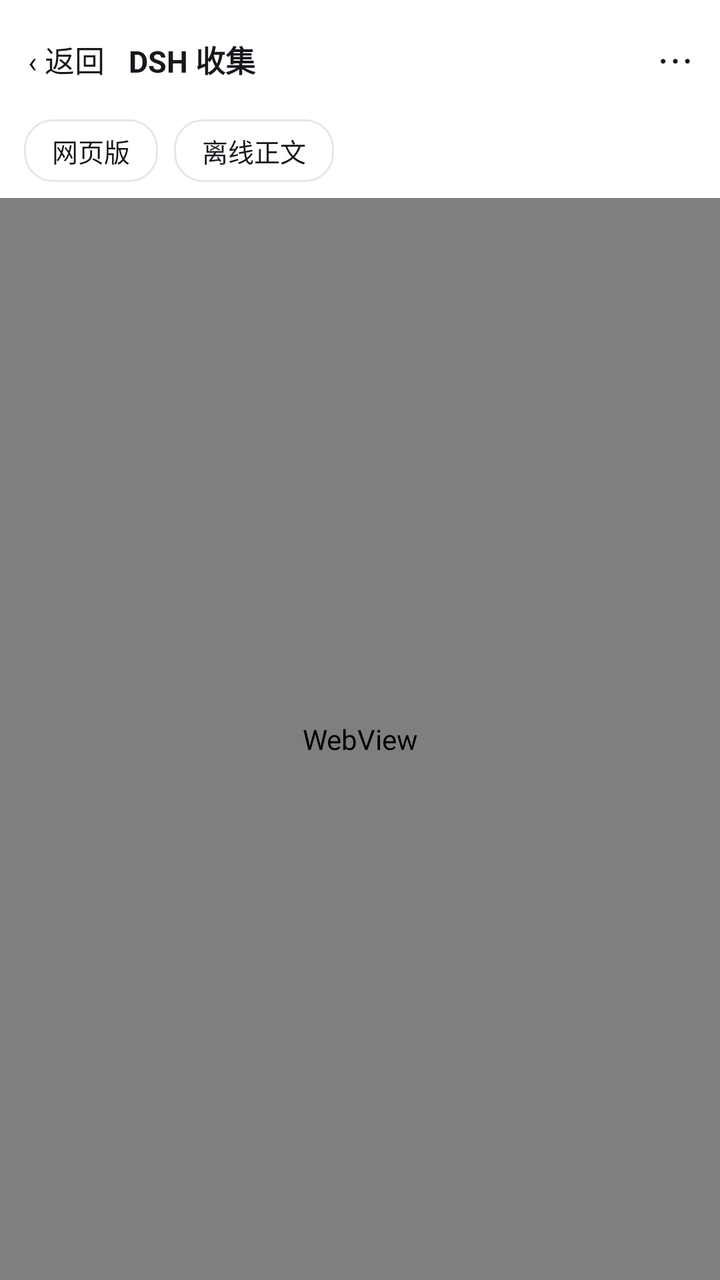
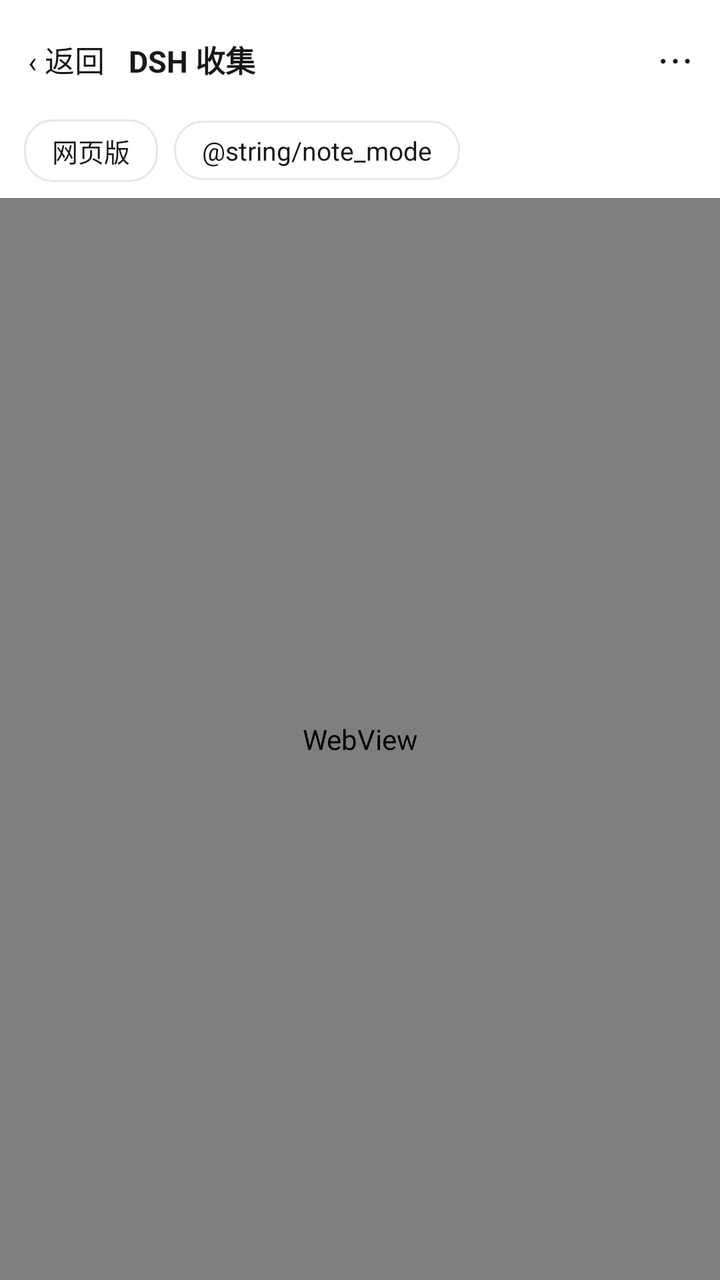

Compare the two renders of this Android layout. The source of the first and the diff that turns it into the second are given below.
<!-- AndroidManifest.xml: application theme AppTheme -->
<!-- res/layout/activity_reader.xml -->
<?xml version="1.0" encoding="utf-8"?>
<LinearLayout xmlns:android="http://schemas.android.com/apk/res/android"
    android:layout_width="match_parent"
    android:layout_height="match_parent"
    android:background="@color/reader_bg"
    android:orientation="vertical">

    <LinearLayout
        android:layout_width="match_parent"
        android:layout_height="wrap_content"
        android:background="@color/surface"
        android:gravity="center_vertical"
        android:orientation="horizontal"
        android:paddingLeft="6dp"
        android:paddingTop="8dp"
        android:paddingRight="6dp"
        android:paddingBottom="8dp">

        <TextView
            android:id="@+id/btn_back"
            android:layout_width="wrap_content"
            android:layout_height="wrap_content"
            android:padding="8dp"
            android:text="‹ 返回"
            android:textColor="@color/text_primary"
            android:textSize="15sp" />

        <TextView
            android:id="@+id/bar_title"
            android:layout_width="0dp"
            android:layout_height="wrap_content"
            android:layout_marginLeft="4dp"
            android:layout_marginRight="4dp"
            android:layout_weight="1"
            android:ellipsize="end"
            android:maxLines="1"
            android:text="@string/app_name"
            android:textColor="@color/text_primary"
            android:textSize="15sp"
            android:textStyle="bold" />

        <TextView
            android:id="@+id/btn_more"
            android:layout_width="wrap_content"
            android:layout_height="wrap_content"
            android:padding="8dp"
            android:text="⋯"
            android:textColor="@color/text_primary"
            android:textSize="20sp" />
    </LinearLayout>

    <LinearLayout
        android:layout_width="match_parent"
        android:layout_height="wrap_content"
        android:background="@color/surface"
        android:orientation="horizontal"
        android:paddingLeft="12dp"
        android:paddingRight="12dp"
        android:paddingBottom="8dp">

        <TextView
            android:id="@+id/mode_web"
            android:layout_width="wrap_content"
            android:layout_height="wrap_content"
            android:background="@drawable/chip_bg"
            android:paddingLeft="14dp"
            android:paddingTop="6dp"
            android:paddingRight="14dp"
            android:paddingBottom="6dp"
            android:text="@string/online_mode"
            android:textColor="@color/text_primary"
            android:textSize="13sp" />

        <TextView
            android:id="@+id/mode_offline"
            android:layout_width="wrap_content"
            android:layout_height="wrap_content"
            android:layout_marginLeft="8dp"
            android:background="@drawable/chip_bg"
            android:paddingLeft="14dp"
            android:paddingTop="6dp"
            android:paddingRight="14dp"
            android:paddingBottom="6dp"
            android:text="@string/offline_mode"
            android:textColor="@color/text_primary"
            android:textSize="13sp" />

        <TextView
            android:id="@+id/mode_meta"
            android:layout_width="0dp"
            android:layout_height="wrap_content"
            android:layout_marginLeft="12dp"
            android:layout_weight="1"
            android:gravity="right|center_vertical"
            android:textColor="@color/text_tertiary"
            android:textSize="11sp" />
    </LinearLayout>

    <FrameLayout
        android:layout_width="match_parent"
        android:layout_height="0dp"
        android:layout_weight="1">

        <WebView
            android:id="@+id/web"
            android:layout_width="match_parent"
            android:layout_height="match_parent"
            android:background="@color/reader_bg" />

        <ScrollView
            android:id="@+id/offline_scroll"
            android:layout_width="match_parent"
            android:layout_height="match_parent"
            android:background="@color/reader_bg"
            android:padding="18dp"
            android:visibility="gone">

            <TextView
                android:id="@+id/offline_text"
                android:layout_width="match_parent"
                android:layout_height="wrap_content"
                android:lineSpacingExtra="5dp"
                android:textColor="@color/text_primary"
                android:textSize="16sp" />
        </ScrollView>
    </FrameLayout>
</LinearLayout>
<!-- resources referenced by this layout -->
<resources>
  <color name="reader_bg">#FFFFFF</color>
  <color name="surface">#FFFFFF</color>
  <color name="text_primary">#16181C</color>
  <color name="text_tertiary">#9AA1AC</color>
  <!-- drawable chip_bg (drawable) -->
  <?xml version="1.0" encoding="utf-8"?>
  <selector xmlns:android="http://schemas.android.com/apk/res/android">
      <item android:state_selected="true">
          <shape android:shape="rectangle">
              <solid android:color="@color/accent_weak" />
              <corners android:radius="14dp" />
              <stroke android:width="1dp" android:color="@color/accent" />
          </shape>
      </item>
      <item>
          <shape android:shape="rectangle">
              <solid android:color="@color/surface" />
              <corners android:radius="14dp" />
              <stroke android:width="1dp" android:color="@color/divider" />
          </shape>
      </item>
  </selector>
  <string name="app_name">DSH 收集</string>
  <string name="offline_mode">离线正文</string>
  <string name="online_mode">网页版</string>
  <style name="AppTheme" parent="@android:style/Theme.Material.Light.NoActionBar">
          <item name="android:windowBackground">@color/bg</item>
          <item name="android:statusBarColor">@color/surface</item>
          <item name="android:navigationBarColor">@color/surface</item>
          <item name="android:windowLightStatusBar">true</item>
          <item name="android:colorAccent">@color/accent</item>
          <item name="android:colorPrimary">@color/accent</item>
      </style>
  <color name="accent_weak">#E6F7EE</color>
  <color name="accent">#07C160</color>
  <color name="divider">#E3E7ED</color>
  <color name="bg">#F4F6F9</color>
</resources>

<!-- the commit's change to res/layout/activity_reader.xml (unified diff, before → after) -->
@@ -53,6 +53,7 @@
         android:layout_width="match_parent"
         android:layout_height="wrap_content"
         android:background="@color/surface"
+        android:gravity="center_vertical"
         android:orientation="horizontal"
         android:paddingLeft="12dp"
         android:paddingRight="12dp"
@@ -72,7 +73,7 @@
             android:textSize="13sp" />
 
         <TextView
-            android:id="@+id/mode_offline"
+            android:id="@+id/mode_note"
             android:layout_width="wrap_content"
             android:layout_height="wrap_content"
             android:layout_marginLeft="8dp"
@@ -81,7 +82,7 @@
             android:paddingTop="6dp"
             android:paddingRight="14dp"
             android:paddingBottom="6dp"
-            android:text="@string/offline_mode"
+            android:text="@string/note_mode"
             android:textColor="@color/text_primary"
             android:textSize="13sp" />
 
@@ -106,22 +107,5 @@
             android:layout_width="match_parent"
             android:layout_height="match_parent"
             android:background="@color/reader_bg" />
-
-        <ScrollView
-            android:id="@+id/offline_scroll"
-            android:layout_width="match_parent"
-            android:layout_height="match_parent"
-            android:background="@color/reader_bg"
-            android:padding="18dp"
-            android:visibility="gone">
-
-            <TextView
-                android:id="@+id/offline_text"
-                android:layout_width="match_parent"
-                android:layout_height="wrap_content"
-                android:lineSpacingExtra="5dp"
-                android:textColor="@color/text_primary"
-                android:textSize="16sp" />
-        </ScrollView>
     </FrameLayout>
 </LinearLayout>
<!-- resource entries referenced after the edit -->
@@ -23,7 +23,6 @@
       </item>
   </selector>
   <string name="app_name">DSH 收集</string>
-  <string name="offline_mode">离线正文</string>
   <string name="online_mode">网页版</string>
   <style name="AppTheme" parent="@android:style/Theme.Material.Light.NoActionBar">
           <item name="android:windowBackground">@color/bg</item>
